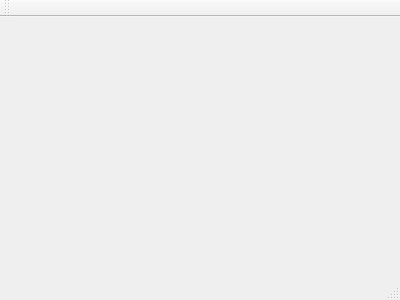
First picture: the form in mainwindow.ui, repository a343902152/GraphicsProject, before the edit.
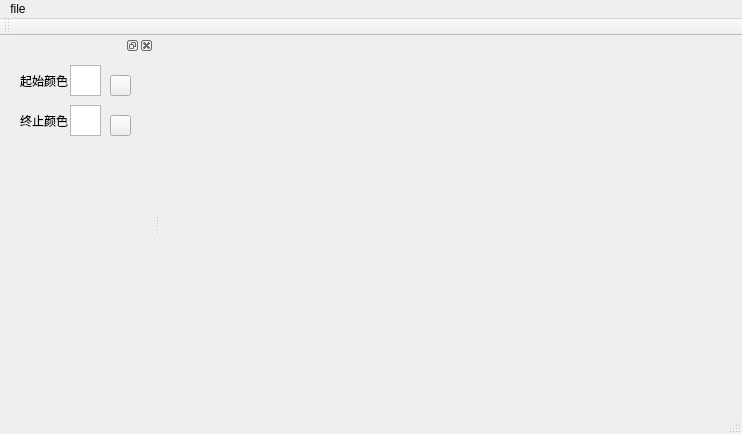
Second picture: the form after the edit.

Commit message: 加入选择画笔颜色的功能

The edit to the form file:
```diff
--- a/mainwindow.ui
+++ b/mainwindow.ui
@@ -1,24 +1,130 @@
 <ui version="4.0">
  <class>MainWindow</class>
- <widget class="QMainWindow" name="MainWindow" >
-  <property name="geometry" >
+ <widget class="QMainWindow" name="MainWindow">
+  <property name="geometry">
    <rect>
     <x>0</x>
     <y>0</y>
-    <width>400</width>
-    <height>300</height>
+    <width>742</width>
+    <height>434</height>
    </rect>
   </property>
   <property name="windowTitle" >
    <string>MainWindow</string>
   </property>
-  <widget class="QMenuBar" name="menuBar" />
-  <widget class="QToolBar" name="mainToolBar" />
-  <widget class="QWidget" name="centralWidget" />
-  <widget class="QStatusBar" name="statusBar" />
+  <widget class="QWidget" name="centralWidget"/>
+  <widget class="QMenuBar" name="menuBar">
+   <property name="geometry">
+    <rect>
+     <x>0</x>
+     <y>0</y>
+     <width>742</width>
+     <height>23</height>
+    </rect>
+   </property>
+   <widget class="QMenu" name="menuFile">
+    <property name="title">
+     <string>file</string>
+    </property>
+   </widget>
+   <addaction name="menuFile"/>
+  </widget>
+  <widget class="QToolBar" name="mainToolBar">
+   <attribute name="toolBarArea">
+    <enum>TopToolBarArea</enum>
+   </attribute>
+   <attribute name="toolBarBreak">
+    <bool>false</bool>
+   </attribute>
+  </widget>
+  <widget class="QStatusBar" name="statusBar"/>
+  <widget class="QDockWidget" name="dockWidget">
+   <property name="minimumSize">
+    <size>
+     <width>154</width>
+     <height>38</height>
+    </size>
+   </property>
+   <attribute name="dockWidgetArea">
+    <number>1</number>
+   </attribute>
+   <widget class="QWidget" name="dockWidgetContents">
+    <widget class="QPushButton" name="btn_begincolor">
+     <property name="geometry">
+      <rect>
+       <x>110</x>
+       <y>20</y>
+       <width>21</width>
+       <height>21</height>
+      </rect>
+     </property>
+     <property name="text">
+      <string/>
+     </property>
+    </widget>
+    <widget class="QLabel" name="label_pen_color_5">
+     <property name="geometry">
+      <rect>
+       <x>20</x>
+       <y>20</y>
+       <width>54</width>
+       <height>12</height>
+      </rect>
+     </property>
+     <property name="text">
+      <string>起始颜色</string>
+     </property>
+    </widget>
+    <widget class="QTextBrowser" name="textBrowser_begincolor">
+     <property name="geometry">
+      <rect>
+       <x>70</x>
+       <y>10</y>
+       <width>31</width>
+       <height>31</height>
+      </rect>
+     </property>
+    </widget>
+    <widget class="QPushButton" name="btn_endcolor">
+     <property name="geometry">
+      <rect>
+       <x>110</x>
+       <y>60</y>
+       <width>21</width>
+       <height>21</height>
+      </rect>
+     </property>
+     <property name="text">
+      <string/>
+     </property>
+    </widget>
+    <widget class="QLabel" name="label_pen_color_6">
+     <property name="geometry">
+      <rect>
+       <x>20</x>
+       <y>60</y>
+       <width>54</width>
+       <height>12</height>
+      </rect>
+     </property>
+     <property name="text">
+      <string>终止颜色</string>
+     </property>
+    </widget>
+    <widget class="QTextBrowser" name="textBrowser_endcolor">
+     <property name="geometry">
+      <rect>
+       <x>70</x>
+       <y>50</y>
+       <width>31</width>
+       <height>31</height>
+      </rect>
+     </property>
+    </widget>
+   </widget>
+  </widget>
  </widget>
- <layoutDefault spacing="6" margin="11" />
- <pixmapfunction></pixmapfunction>
+ <layoutdefault spacing="6" margin="11"/>
  <resources/>
  <connections/>
 </ui>
```
Left out of the diff: 3 changed lines with no effect on the pictures. The commit also changes 8 other files.
